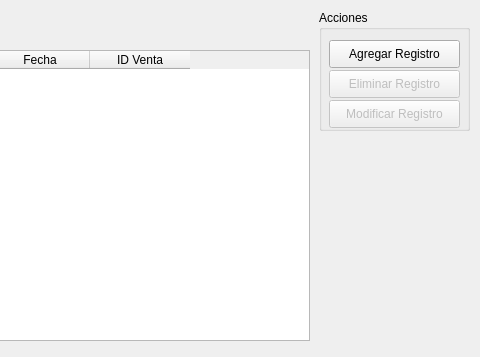
The window that GUI/ListadoVentas.ui (MartinRomero1/pp3) describes before a commit, drawn with Qt 5; both pictures show x 321 to 801 and y 0 to 357 of the 801 by 357 pixel window.
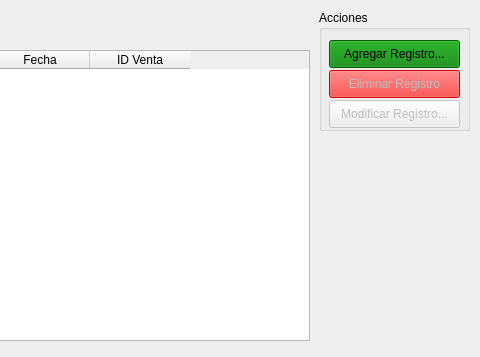
The same window after the commit.

Commit message: ventana modif pt2

Diff of the .ui file:
```diff
--- a/GUI/ListadoVentas.ui
+++ b/GUI/ListadoVentas.ui
@@ -22,8 +22,11 @@
      <height>28</height>
     </rect>
    </property>
+   <property name="styleSheet">
+    <string notr="true">background-color: green;</string>
+   </property>
    <property name="text">
-    <string>Agregar Registro</string>
+    <string>Agregar Registro...</string>
    </property>
   </widget>
   <widget class="QPushButton" name="btnEliminarReg">
@@ -39,7 +42,7 @@
     </rect>
    </property>
    <property name="styleSheet">
-    <string notr="true"/>
+    <string notr="true">background-color: red;</string>
    </property>
    <property name="text">
     <string>Eliminar Registro</string>
@@ -64,7 +67,7 @@
     </rect>
    </property>
    <property name="text">
-    <string>Modificar Registro</string>
+    <string>Modificar Registro...</string>
    </property>
   </widget>
   <widget class="QGroupBox" name="groupBox_2">
```
The commit also changes 1 other file.
